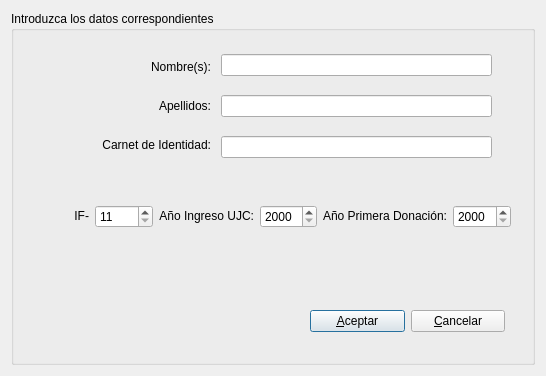
RedAlf121/ProyectoFicherosCpp, file Proyecto_Optativa/UfrmDialogInsert.ui: the form before one commit.
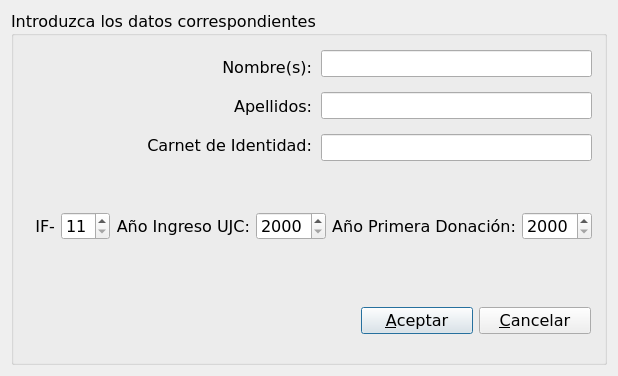
The form after the commit. Icons and pictures are not drawn.

Patch:
```diff
--- a/Proyecto_Optativa/UfrmDialogInsert.ui
+++ b/Proyecto_Optativa/UfrmDialogInsert.ui
@@ -6,10 +6,16 @@
    <rect>
     <x>0</x>
     <y>0</y>
-    <width>546</width>
+    <width>618</width>
     <height>376</height>
    </rect>
   </property>
+  <property name="font">
+   <font>
+    <family>Verdana</family>
+    <pointsize>12</pointsize>
+   </font>
+  </property>
   <property name="windowTitle">
    <string>Insertar estudiante</string>
   </property>
@@ -24,7 +30,7 @@
        <widget class="QWidget" name="verticalLayoutWidget">
         <property name="geometry">
          <rect>
-          <x>210</x>
+          <x>310</x>
           <y>30</y>
           <width>271</width>
           <height>131</height>
@@ -45,9 +51,9 @@
        <widget class="QWidget" name="verticalLayoutWidget_2">
         <property name="geometry">
          <rect>
-          <x>40</x>
+          <x>100</x>
           <y>40</y>
-          <width>160</width>
+          <width>201</width>
           <height>111</height>
          </rect>
         </property>
@@ -78,10 +84,10 @@
        <widget class="QWidget" name="horizontalLayoutWidget">
         <property name="geometry">
          <rect>
-          <x>20</x>
+          <x>0</x>
           <y>170</y>
-          <width>480</width>
-          <height>71</height>
+          <width>581</width>
+          <height>91</height>
          </rect>
         </property>
         <layout class="QHBoxLayout" name="horizontalLayout">
@@ -141,9 +147,9 @@
        <widget class="QWidget" name="horizontalLayoutWidget_2">
         <property name="geometry">
          <rect>
-          <x>299</x>
+          <x>350</x>
           <y>270</y>
-          <width>195</width>
+          <width>230</width>
           <height>80</height>
          </rect>
         </property>
@@ -153,6 +159,16 @@
            <property name="text">
             <string>&amp;Aceptar</string>
            </property>
+           <property name="icon">
+            <iconset>
+             <normaloff>Resources/add_32.png</normaloff>Resources/add_32.png</iconset>
+           </property>
+           <property name="iconSize">
+            <size>
+             <width>32</width>
+             <height>32</height>
+            </size>
+           </property>
           </widget>
          </item>
          <item>
@@ -160,6 +176,16 @@
            <property name="text">
             <string>&amp;Cancelar</string>
            </property>
+           <property name="icon">
+            <iconset>
+             <normaloff>Resources/cancel_32.png</normaloff>Resources/cancel_32.png</iconset>
+           </property>
+           <property name="iconSize">
+            <size>
+             <width>32</width>
+             <height>32</height>
+            </size>
+           </property>
           </widget>
          </item>
         </layout>
```
Left out of the diff: 4 changed lines with no effect on the pictures.
